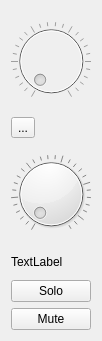
alexcoy257/lrnet, file src/rehearsalchef/channelStrip.ui: the form before one commit.
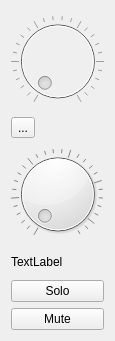
The form after the commit.

The edit to the form file:
```diff
--- a/src/rehearsalchef/channelStrip.ui
+++ b/src/rehearsalchef/channelStrip.ui
@@ -6,7 +6,7 @@
    <rect>
     <x>0</x>
     <y>0</y>
-    <width>98</width>
+    <width>115</width>
     <height>341</height>
    </rect>
   </property>
```
Left out of the diff: 3 changed lines with no effect on the pictures.
